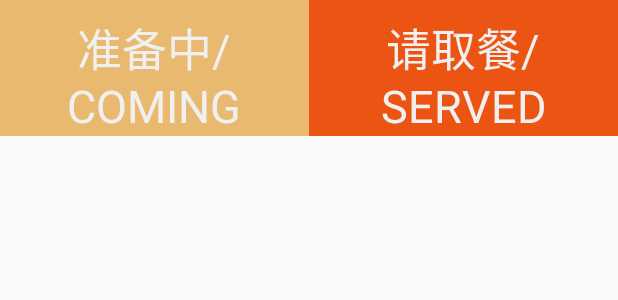
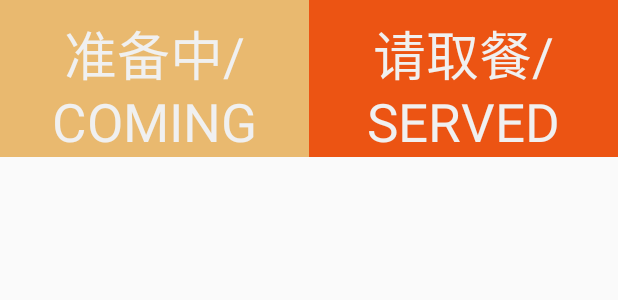
Before and after one commit to cyx362442/TvShow2, an Android app: the layout fragment_call.xml on its own in the app's theme, with its tools: preview values and no code run, on a phone screen of 412 x 824 dp. Shown: the top 300 px of the screen. Run offline under Robolectric (Android 15) with nearby library versions, the phone set to English and light mode, and no system bars.

Commit message:
tvshow05081

```diff
--- a/tvshow/src/main/java/com/duowei/tvshow/ImageFullActivity.java
+++ b/tvshow/src/main/java/com/duowei/tvshow/ImageFullActivity.java
@@ -5,6 +5,7 @@ import android.os.Handler;
 import android.support.v7.app.AppCompatActivity;
 import android.os.Bundle;
 import android.view.View;
+import android.view.WindowManager;
 import android.widget.Toast;
 
 import com.duowei.tvshow.bean.KDSCall;
@@ -32,6 +33,7 @@ public class ImageFullActivity extends AppCompatActivity {
     @Override
     protected void onCreate(Bundle savedInstanceState) {
         super.onCreate(savedInstanceState);
+        getWindow().setFlags(WindowManager.LayoutParams. FLAG_FULLSCREEN ,WindowManager.LayoutParams. FLAG_FULLSCREEN);
         setContentView(R.layout.activity_image_full);
         Intent intent = getIntent();
         if(intent==null){
--- a/tvshow/src/main/java/com/duowei/tvshow/ShowActivity.java
+++ b/tvshow/src/main/java/com/duowei/tvshow/ShowActivity.java
@@ -16,6 +16,7 @@ import android.util.Log;
 import android.view.KeyEvent;
 import android.view.View;
 import android.view.ViewTreeObserver;
+import android.view.Window;
 import android.view.WindowManager;
 import android.widget.ImageView;
 import android.widget.LinearLayout;
@@ -70,8 +71,8 @@ public class ShowActivity extends AppCompatActivity {
     @Override
     protected void onCreate(Bundle savedInstanceState) {
         super.onCreate(savedInstanceState);
+        getWindow().setFlags(WindowManager.LayoutParams. FLAG_FULLSCREEN ,WindowManager.LayoutParams. FLAG_FULLSCREEN);
         setContentView(R.layout.activity_show);
-
         setViewWeight();
 
         EventBus.getDefault().register(this);
--- a/tvshow/src/main/java/com/duowei/tvshow/VideoFullActivity.java
+++ b/tvshow/src/main/java/com/duowei/tvshow/VideoFullActivity.java
@@ -13,6 +13,7 @@ import android.support.v7.app.AppCompatActivity;
 import android.text.TextUtils;
 import android.util.Log;
 import android.view.View;
+import android.view.WindowManager;
 import android.widget.LinearLayout;
 import android.widget.ListView;
 import android.widget.Toast;
@@ -58,6 +59,7 @@ public class VideoFullActivity extends AppCompatActivity{
     @Override
     protected void onCreate(Bundle savedInstanceState) {
         super.onCreate(savedInstanceState);
+        getWindow().setFlags(WindowManager.LayoutParams. FLAG_FULLSCREEN ,WindowManager.LayoutParams. FLAG_FULLSCREEN);
         setContentView(R.layout.activity_video_full);
         setViewWeight();
 
--- a/tvshow/src/main/res/layout/fragment_call.xml
+++ b/tvshow/src/main/res/layout/fragment_call.xml
@@ -17,7 +17,7 @@
                         android:paddingTop="10dp"
                         android:gravity="center"
                         android:text="准备中/COMING"
-                        android:textSize="30dp"
+                        android:textSize="35dp"
                         android:background="#E9B96F"
                         android:textColor="@color/white"/>
                     <ListView
@@ -37,7 +37,7 @@
                         android:paddingTop="10dp"
                         android:gravity="center"
                         android:text="请取餐/SERVED"
-                        android:textSize="30dp"
+                        android:textSize="35dp"
                         android:background="#EC5413"
                         android:textColor="@color/white"
                         />
```
